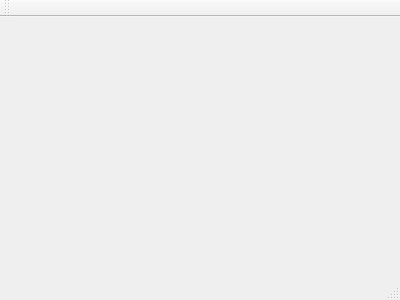
The window that mainwindow.ui (Sam-TheRezian/CurvesWithQt) describes before a commit, drawn with Qt 5.
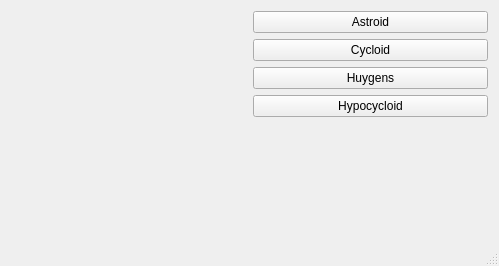
The same window after the commit. Custom widgets are drawn as their Qt base class.

```diff
--- a/mainwindow.ui
+++ b/mainwindow.ui
@@ -1,24 +1,88 @@
 <ui version="4.0">
  <class>MainWindow</class>
- <widget class="QMainWindow" name="MainWindow" >
-  <property name="geometry" >
+ <widget class="QMainWindow" name="MainWindow">
+  <property name="geometry">
    <rect>
     <x>0</x>
     <y>0</y>
-    <width>400</width>
-    <height>300</height>
+    <width>499</width>
+    <height>266</height>
    </rect>
   </property>
   <property name="windowTitle" >
    <string>MainWindow</string>
   </property>
-  <widget class="QMenuBar" name="menuBar" />
-  <widget class="QToolBar" name="mainToolBar" />
-  <widget class="QWidget" name="centralWidget" />
-  <widget class="QStatusBar" name="statusBar" />
+  <widget class="QWidget" name="centralWidget">
+   <layout class="QGridLayout" name="gridLayout">
+    <item row="0" column="0">
+     <layout class="QHBoxLayout" name="horizontalLayout">
+      <item>
+       <widget class="RenderArea" name="renderArea" native="true">
+        <property name="enabled">
+         <bool>true</bool>
+        </property>
+       </widget>
+      </item>
+      <item>
+       <layout class="QVBoxLayout" name="verticalLayout">
+        <item>
+         <widget class="QPushButton" name="btnAstroid">
+          <property name="text">
+           <string>Astroid</string>
+          </property>
+         </widget>
+        </item>
+        <item>
+         <widget class="QPushButton" name="btnCycloid">
+          <property name="text">
+           <string>Cycloid</string>
+          </property>
+         </widget>
+        </item>
+        <item>
+         <widget class="QPushButton" name="btnHuygens">
+          <property name="text">
+           <string>Huygens</string>
+          </property>
+         </widget>
+        </item>
+        <item>
+         <widget class="QPushButton" name="btnHypo">
+          <property name="text">
+           <string>Hypocycloid</string>
+          </property>
+         </widget>
+        </item>
+        <item>
+         <spacer name="verticalSpacer">
+          <property name="orientation">
+           <enum>Qt::Vertical</enum>
+          </property>
+          <property name="sizeHint" stdset="0">
+           <size>
+            <width>20</width>
+            <height>40</height>
+           </size>
+          </property>
+         </spacer>
+        </item>
+       </layout>
+      </item>
+     </layout>
+    </item>
+   </layout>
+  </widget>
+  <widget class="QStatusBar" name="statusBar"/>
  </widget>
- <layoutDefault spacing="6" margin="11" />
- <pixmapfunction></pixmapfunction>
+ <layoutdefault spacing="6" margin="11"/>
+ <customwidgets>
+  <customwidget>
+   <class>RenderArea</class>
+   <extends>QWidget</extends>
+   <header>renderarea.h</header>
+   <container>1</container>
+  </customwidget>
+ </customwidgets>
  <resources/>
  <connections/>
 </ui>
```
Left out of the diff: 3 changed lines with no effect on the pictures.
